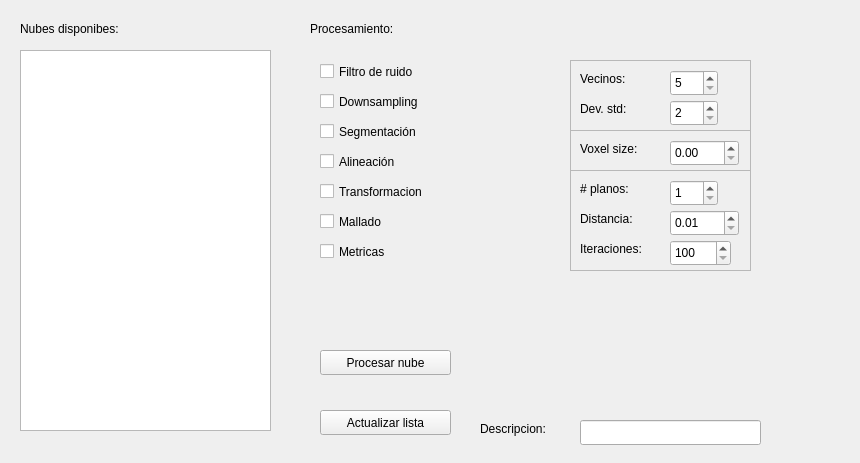
First picture: the form in GUI/procesamiento.ui, repository Nickleon16/APP_LIDAR, before the edit.
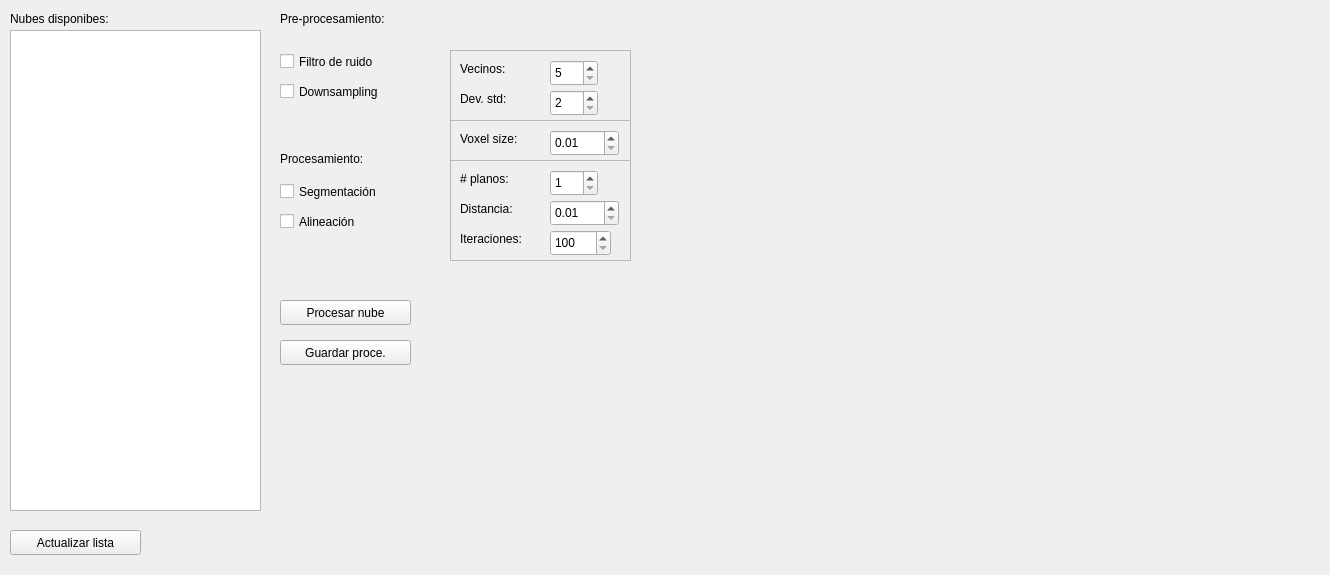
Second picture: the form after the edit.

What changed in the file:
```diff
--- a/GUI/procesamiento.ui
+++ b/GUI/procesamiento.ui
@@ -6,64 +6,44 @@
    <rect>
     <x>0</x>
     <y>0</y>
-    <width>860</width>
-    <height>463</height>
+    <width>1330</width>
+    <height>575</height>
    </rect>
   </property>
   <property name="windowTitle">
    <string>Form</string>
   </property>
-  <widget class="QLabel" name="label_11">
-   <property name="geometry">
-    <rect>
-     <x>480</x>
-     <y>420</y>
-     <width>101</width>
-     <height>17</height>
-    </rect>
-   </property>
-   <property name="text">
-    <string>Descripcion:</string>
-   </property>
-  </widget>
   <widget class="QLabel" name="label_7">
    <property name="geometry">
     <rect>
-     <x>310</x>
-     <y>20</y>
+     <x>280</x>
+     <y>10</y>
      <width>161</width>
      <height>17</height>
     </rect>
    </property>
    <property name="text">
-    <string>Procesamiento:</string>
+    <string>Pre-procesamiento:</string>
    </property>
   </widget>
   <widget class="QListWidget" name="nubesListWidget">
    <property name="geometry">
     <rect>
-     <x>20</x>
-     <y>50</y>
+     <x>10</x>
+     <y>30</y>
      <width>251</width>
-     <height>381</height>
+     <height>481</height>
     </rect>
    </property>
-  </widget>
-  <widget class="QLineEdit" name="lineEdit">
-   <property name="geometry">
-    <rect>
-     <x>580</x>
-     <y>420</y>
-     <width>181</width>
-     <height>25</height>
-    </rect>
+   <property name="selectionMode">
+    <enum>QAbstractItemView::MultiSelection</enum>
    </property>
   </widget>
   <widget class="QPushButton" name="procesarNubePushButton">
    <property name="geometry">
     <rect>
-     <x>320</x>
-     <y>350</y>
+     <x>280</x>
+     <y>300</y>
      <width>131</width>
      <height>25</height>
     </rect>
@@ -75,8 +55,8 @@
   <widget class="QLabel" name="label_4">
    <property name="geometry">
     <rect>
-     <x>20</x>
-     <y>20</y>
+     <x>10</x>
+     <y>10</y>
      <width>131</width>
      <height>17</height>
     </rect>
@@ -88,8 +68,8 @@
   <widget class="QCheckBox" name="filtroRuidoCheckBox">
    <property name="geometry">
     <rect>
-     <x>320</x>
-     <y>60</y>
+     <x>280</x>
+     <y>50</y>
      <width>121</width>
      <height>23</height>
     </rect>
@@ -101,8 +81,8 @@
   <widget class="QCheckBox" name="downsamplingCheckBox">
    <property name="geometry">
     <rect>
-     <x>320</x>
-     <y>90</y>
+     <x>280</x>
+     <y>80</y>
      <width>131</width>
      <height>23</height>
     </rect>
@@ -114,8 +94,8 @@
   <widget class="QCheckBox" name="checkBox_3">
    <property name="geometry">
     <rect>
-     <x>320</x>
-     <y>150</y>
+     <x>280</x>
+     <y>210</y>
      <width>92</width>
      <height>23</height>
     </rect>
@@ -127,60 +107,21 @@
   <widget class="QCheckBox" name="segmentacionCheckBox">
    <property name="geometry">
     <rect>
-     <x>320</x>
-     <y>120</y>
-     <width>121</width>
-     <height>23</height>
-    </rect>
-   </property>
-   <property name="text">
-    <string>Segmentación</string>
-   </property>
-  </widget>
-  <widget class="QCheckBox" name="checkBox_5">
-   <property name="geometry">
-    <rect>
-     <x>320</x>
-     <y>210</y>
-     <width>92</width>
-     <height>23</height>
-    </rect>
-   </property>
-   <property name="text">
-    <string>Mallado</string>
-   </property>
-  </widget>
-  <widget class="QCheckBox" name="checkBox_6">
-   <property name="geometry">
-    <rect>
-     <x>320</x>
+     <x>280</x>
      <y>180</y>
-     <width>131</width>
+     <width>121</width>
      <height>23</height>
     </rect>
    </property>
    <property name="text">
-    <string>Transformacion</string>
-   </property>
-  </widget>
-  <widget class="QCheckBox" name="checkBox_7">
-   <property name="geometry">
-    <rect>
-     <x>320</x>
-     <y>240</y>
-     <width>92</width>
-     <height>23</height>
-    </rect>
-   </property>
-   <property name="text">
-    <string>Metricas</string>
+    <string>Segmentación</string>
    </property>
   </widget>
   <widget class="QFrame" name="filtradoRuidoFrame">
    <property name="geometry">
     <rect>
-     <x>570</x>
-     <y>60</y>
+     <x>450</x>
+     <y>50</y>
      <width>181</width>
      <height>71</height>
     </rect>
@@ -253,8 +194,8 @@
   <widget class="QFrame" name="downsamplingFrame">
    <property name="geometry">
     <rect>
-     <x>570</x>
-     <y>130</y>
+     <x>450</x>
+     <y>120</y>
      <width>181</width>
      <height>41</height>
     </rect>
@@ -277,6 +218,9 @@
     <property name="decimals">
      <number>2</number>
     </property>
+    <property name="minimum">
+     <double>0.010000000000000</double>
+    </property>
     <property name="singleStep">
      <double>0.010000000000000</double>
     </property>
@@ -298,8 +242,8 @@
   <widget class="QPushButton" name="actualizarListaPushButton">
    <property name="geometry">
     <rect>
-     <x>320</x>
-     <y>410</y>
+     <x>10</x>
+     <y>530</y>
      <width>131</width>
      <height>25</height>
     </rect>
@@ -311,8 +255,8 @@
   <widget class="QFrame" name="segmentacionFrame">
    <property name="geometry">
     <rect>
-     <x>570</x>
-     <y>170</y>
+     <x>450</x>
+     <y>160</y>
      <width>181</width>
      <height>101</height>
     </rect>
@@ -414,6 +358,48 @@
     </property>
    </widget>
   </widget>
+  <widget class="QPushButton" name="guardarProcesadaPushButton">
+   <property name="geometry">
+    <rect>
+     <x>280</x>
+     <y>340</y>
+     <width>131</width>
+     <height>25</height>
+    </rect>
+   </property>
+   <property name="text">
+    <string>Guardar proce.</string>
+   </property>
+  </widget>
+  <widget class="QLabel" name="label_9">
+   <property name="geometry">
+    <rect>
+     <x>280</x>
+     <y>150</y>
+     <width>161</width>
+     <height>17</height>
+    </rect>
+   </property>
+   <property name="text">
+    <string>Procesamiento:</string>
+   </property>
+  </widget>
+  <widget class="QWidget" name="vistaProcesamientoWidget" native="true">
+   <property name="geometry">
+    <rect>
+     <x>650</x>
+     <y>10</y>
+     <width>661</width>
+     <height>561</height>
+    </rect>
+   </property>
+   <property name="cursor">
+    <cursorShape>SizeAllCursor</cursorShape>
+   </property>
+   <property name="layoutDirection">
+    <enum>Qt::LeftToRight</enum>
+   </property>
+  </widget>
  </widget>
  <resources/>
  <connections/>
```
Left out of the diff: 2 changed lines with no effect on the pictures.
